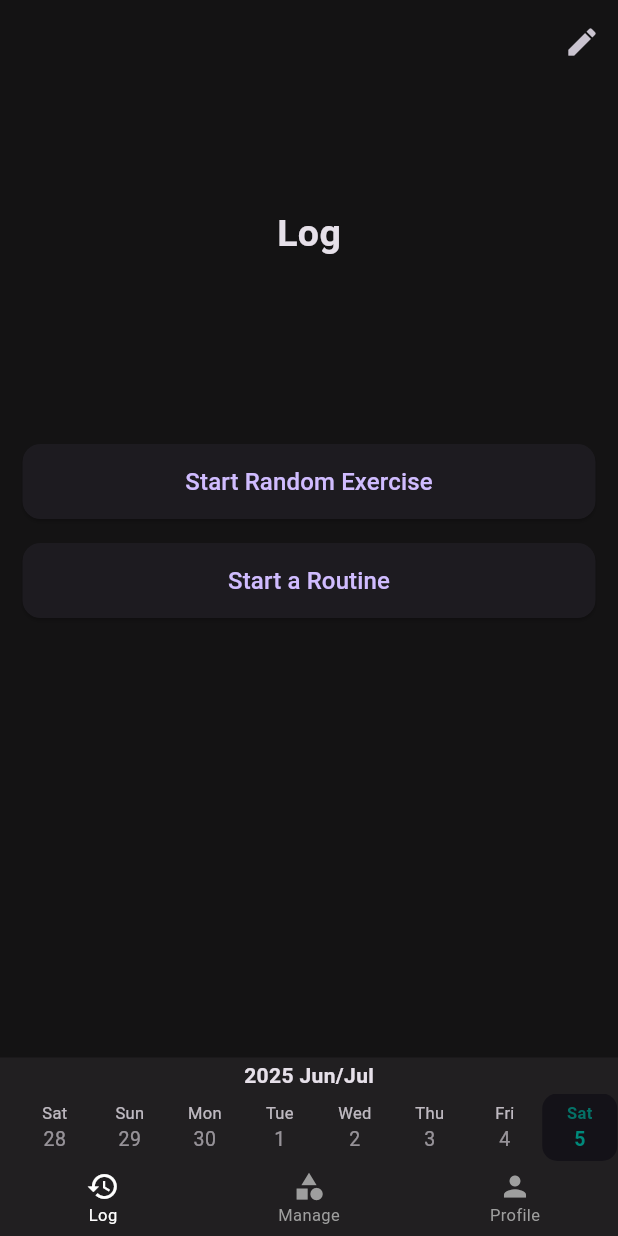
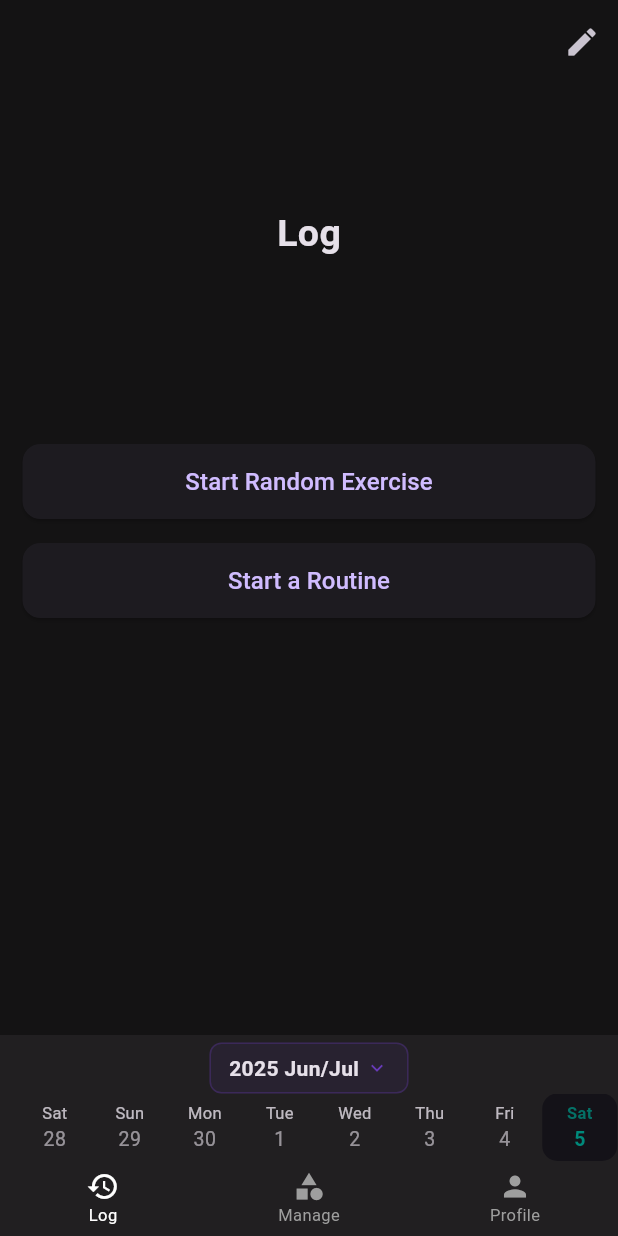
Before and after one commit to PebbleHearts/rep-records, a Flutter app: the screen it shows after launch, on a phone screen of 412 x 824 dp. Run offline on Flutter 3.47's test engine with Material 3 defaults, Android fonts, the light colour scheme and no system bars; our stand-ins replace drift, shared_preferences, supabase_flutter, table_calendar; accounts and stored records are empty; generated files the repository leaves out were written again; statements that could not run were skipped.

Commit message:
feat: handle the date selection using a calender when clicked on the period label in the horizontal selector

```diff
--- a/lib/components/horizontal-date-selector/horizontal_date_selector.dart
+++ b/lib/components/horizontal-date-selector/horizontal_date_selector.dart
@@ -7,10 +7,12 @@ import 'package:rep_records/util/debounce.dart';
 class HorizontalDateSelector extends StatefulWidget {
   final String selectedDate;
   final ValueSetter<DateTime> onDateTap;
+  final VoidCallback? onPeriodLabel;
   const HorizontalDateSelector({
     super.key,
     required this.selectedDate,
     required this.onDateTap,
+    this.onPeriodLabel,
   });
 
   @override
@@ -121,20 +123,43 @@ class _HorizontalDateSelectorState extends State<HorizontalDateSelector> {
       decoration: BoxDecoration(
         color: Theme.of(context).extension<AppTheme>()!.background3,
       ),
+      padding: const EdgeInsets.only(top: 5),
       child: Column(
         children: [
           Row(
             mainAxisAlignment: MainAxisAlignment.center,
             children: [
               InkWell(
+                onTap: widget.onPeriodLabel,
                 splashColor: Colors.deepPurple.withOpacity(0.2),
-                child: Padding(
-                  padding:
-                      const EdgeInsets.symmetric(horizontal: 10, vertical: 2),
-                  child: Text(
-                    _yearMonthLabel,
-                    style: const TextStyle(
-                        fontSize: 14, fontWeight: FontWeight.bold),
+                borderRadius: BorderRadius.circular(8),
+                child: Container(
+                  padding: const EdgeInsets.symmetric(horizontal: 12, vertical: 6),
+                  decoration: BoxDecoration(
+                    color: Colors.deepPurple.withOpacity(0.1),
+                    borderRadius: BorderRadius.circular(8),
+                    border: Border.all(
+                      color: Colors.deepPurple.withOpacity(0.3),
+                      width: 1,
+                    ),
+                  ),
+                  child: Row(
+                    mainAxisSize: MainAxisSize.min,
+                    children: [
+                      Text(
+                        _yearMonthLabel,
+                        style: const TextStyle(
+                          fontSize: 14,
+                          fontWeight: FontWeight.bold,
+                        ),
+                      ),
+                      const SizedBox(width: 4),
+                      Icon(
+                        Icons.keyboard_arrow_down,
+                        size: 16,
+                        color: Colors.deepPurple,
+                      ),
+                    ],
                   ),
                 ),
               ),
--- a/pubspec.yaml
+++ b/pubspec.yaml
@@ -37,6 +37,7 @@ dependencies:
   uuid: ^4.2.2
   path_provider: ^2.1.5
   supabase_flutter: ^2.9.1
+  table_calendar: ^3.2.0
 
   # The following adds the Cupertino Icons font to your application.
   # Use with the CupertinoIcons class for iOS style icons.
```
Also changed, not shown: lib/screens/log-screen/components/calendar_selection_sheet.dart (added, +194 -0 lines), lib/screens/log-screen/log_screen.dart (+25 -0 lines), pubspec.lock.
